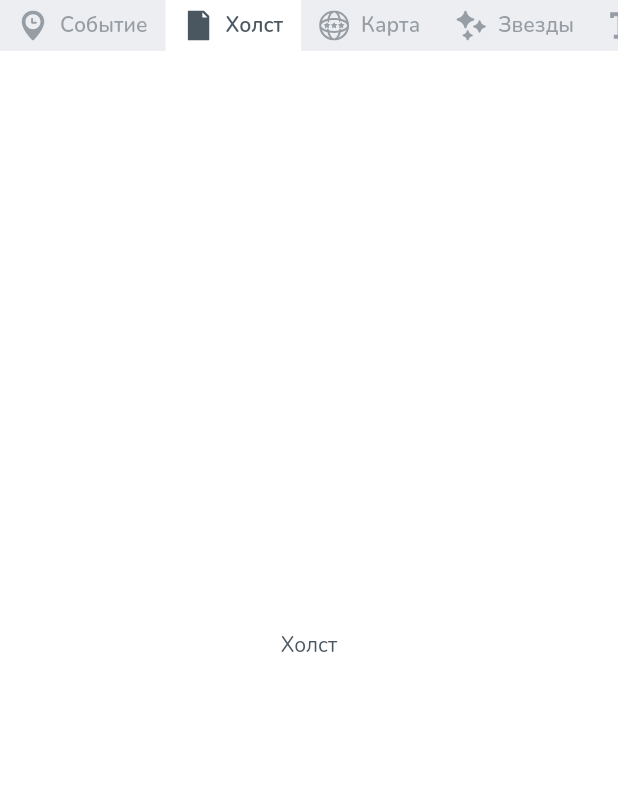
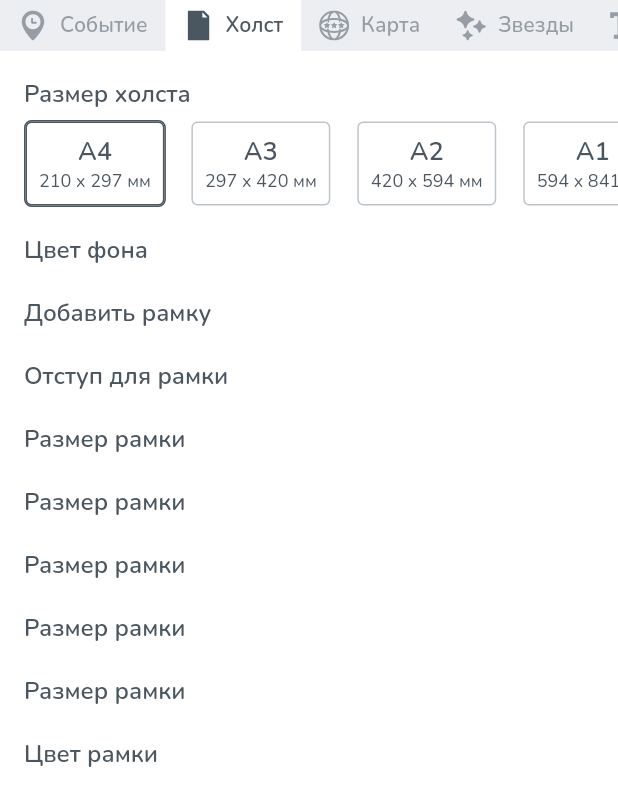
Before and after one commit to Demidovez/mappy_stars_flutter, a Flutter app: the ControllerTabs widget shown alone on an empty page, opened directly, tab 2 chosen, on a phone screen of 412 x 824 dp. Shown: the top 806 px of the screen. Run offline on Flutter 3.47's test engine with Material 2 defaults, Android fonts, the phone set to English and light mode, and no system bars; our stand-ins replace flutter_svg, jiffy.

Commit message:
done event controller

```diff
--- a/lib/fragments/controller_tabs.dart
+++ b/lib/fragments/controller_tabs.dart
@@ -1,6 +1,10 @@
 import 'package:flutter/material.dart';
 import 'package:flutter_svg/flutter_svg.dart';
 import 'package:mappy_stars/models/controller_tab.dart';
+
+import 'controllers/canvas_v1.dart';
+import 'controllers/event_v1.dart';
+import 'controllers/save_v1.dart';
 
 class ControllerTabs extends StatefulWidget {
   const ControllerTabs({Key? key}) : super(key: key);
@@ -20,14 +24,14 @@ class _ControllerTabsState extends State<ControllerTabs> with SingleTickerProvid
     super.initState();
 
     tabs.addAll([
-      ControllerTab("Событие", "event_tab.svg", const Text("Событие")),
-      ControllerTab("Холст", "canvas_tab.svg", const Text("Холст")),
-      ControllerTab("Карта", "map_tab.svg", const Text("Карта")),
-      ControllerTab("Звезды", "stars_tab.svg", const Text("Звезды")),
-      ControllerTab("Текст", "desc_tab.svg", const Text("Текст")),
-      ControllerTab("Разделитель", "separator_tab.svg", const Text("Разделитель")),
-      ControllerTab("Локация", "location_tab.svg", const Text("Локация")),
-      ControllerTab("Сохранение", "save_tab.svg", const Text("Сохранение"))
+      ControllerTab("Событие", "event_tab.svg", () => const EventV1Controller()),
+      ControllerTab("Холст", "canvas_tab.svg", () => const CanvasV1Controller()),
+      ControllerTab("Карта", "map_tab.svg", () => const EventV1Controller()),
+      ControllerTab("Звезды", "stars_tab.svg", () => const EventV1Controller()),
+      ControllerTab("Текст", "desc_tab.svg", () => const EventV1Controller()),
+      ControllerTab("Разделитель", "separator_tab.svg", () => const EventV1Controller()),
+      ControllerTab("Локация", "location_tab.svg", () => const EventV1Controller()),
+      ControllerTab("Сохранение", "save_tab.svg", () => const SaveV1Controller())
     ]);
 
     _tabController = TabController(vsync: this, length: tabs.length);
@@ -98,7 +102,7 @@ class _ControllerTabsState extends State<ControllerTabs> with SingleTickerProvid
                               ),
                               Text(
                                 tab.title,
-                                style: TextStyle(fontWeight: FontWeight.w600),
+                                style: const TextStyle(fontWeight: FontWeight.w600),
                               ),
                             ],
                           ),
@@ -112,8 +116,10 @@ class _ControllerTabsState extends State<ControllerTabs> with SingleTickerProvid
                     physics: const NeverScrollableScrollPhysics(),
                     controller: _tabController,
                     children: tabs
-                        .map((tab) => Center(
-                              child: tab.controller,
+                        .map((tab) => SingleChildScrollView(
+                              physics: const BouncingScrollPhysics(),
+                              padding: const EdgeInsets.only(bottom: 4.0),
+                              child: tab.controller(),
                             ))
                         .toList()),
               ),
--- /dev/null
+++ b/lib/fragments/controllers/canvas_v1.dart
@@ -0,0 +1,49 @@
+import 'package:flutter/material.dart';
+import 'package:mappy_stars/models/holst.dart';
+
+import '../holst_item.dart';
+import '../label.dart';
+import '../list_variants.dart';
+
+class CanvasV1Controller extends StatefulWidget {
+  const CanvasV1Controller({Key? key}) : super(key: key);
+
+  @override
+  _CanvasV1ControllerState createState() => _CanvasV1ControllerState();
+}
+
+class _CanvasV1ControllerState extends State<CanvasV1Controller> {
+  final List<Holst> holsts = [];
+
+  @override
+  void initState() {
+    super.initState();
+
+    holsts.addAll([
+      Holst("A4", "210 x 297 мм", 2480.0, 3508.0),
+      Holst("A3", "297 x 420 мм", 3508.0, 4961.0),
+      Holst("A2", "420 x 594 мм", 4961.0, 7016.0),
+      Holst("A1", "594 x 841 мм", 7016.0, 9933.0)
+    ]);
+  }
+
+  @override
+  Widget build(BuildContext context) {
+    return Column(
+      crossAxisAlignment: CrossAxisAlignment.start,
+      children: [
+        const Label("Размер холста"),
+        ListVariants<Holst>(data: holsts, item: (holst) => HolstItem(holst)),
+        const Label("Цвет фона"),
+        const Label("Добавить рамку"),
+        const Label("Отступ для рамки"),
+        const Label("Размер рамки"),
+        const Label("Размер рамки"),
+        const Label("Размер рамки"),
+        const Label("Размер рамки"),
+        const Label("Размер рамки"),
+        const Label("Цвет рамки")
+      ],
+    );
+  }
+}
--- /dev/null
+++ b/lib/fragments/controllers/event_v1.dart
@@ -0,0 +1,56 @@
+import 'package:flutter/material.dart';
+
+import '../label_input.dart';
+
+class EventV1Controller extends StatefulWidget {
+  const EventV1Controller({Key? key}) : super(key: key);
+
+  @override
+  _EventV1ControllerState createState() => _EventV1ControllerState();
+}
+
+class _EventV1ControllerState extends State<EventV1Controller> {
+  @override
+  Widget build(BuildContext context) {
+    return Column(
+      crossAxisAlignment: CrossAxisAlignment.start,
+      children: [
+        Row(
+          children: const [
+            Expanded(
+                flex: 3,
+                child: LabelInput(
+                  label: "Дата",
+                  value: "27 января 2022г",
+                  type: EType.left,
+                )),
+            Expanded(
+                flex: 2,
+                child: LabelInput(
+                  label: "Время",
+                  value: "22:42",
+                  type: EType.right,
+                )),
+          ],
+        ),
+        const LabelInput(label: "Место, где произошло событие", value: "Москва, Россия"),
+        Row(
+          children: const [
+            Expanded(
+                child: LabelInput(
+              label: "Широта",
+              value: "55.755825",
+              type: EType.left,
+            )),
+            Expanded(
+                child: LabelInput(
+              label: "Долгота",
+              value: "37.617298",
+              type: EType.right,
+            )),
+          ],
+        ),
+      ],
+    );
+  }
+}
--- /dev/null
+++ b/lib/fragments/controllers/save_v1.dart
@@ -0,0 +1,38 @@
+import 'package:flutter/material.dart';
+import 'package:mappy_stars/models/holst.dart';
+import 'package:mappy_stars/models/template_file_type.dart';
+
+import '../holst_item.dart';
+import '../label.dart';
+import '../list_variants.dart';
+import '../template_file_item.dart';
+
+class SaveV1Controller extends StatefulWidget {
+  const SaveV1Controller({Key? key}) : super(key: key);
+
+  @override
+  _SaveV1ControllerState createState() => _SaveV1ControllerState();
+}
+
+class _SaveV1ControllerState extends State<SaveV1Controller> {
+  final List<TemplateFileType> fileTypes = [];
+
+  @override
+  void initState() {
+    super.initState();
+
+    fileTypes.addAll([TemplateFileType("JPG"), TemplateFileType("PDF")]);
+  }
+
+  @override
+  Widget build(BuildContext context) {
+    return Column(
+      crossAxisAlignment: CrossAxisAlignment.start,
+      children: [
+        const Label("Формат файла"),
+        ListVariants<TemplateFileType>(
+            height: 60.0, data: fileTypes, item: (TemplateFileType type) => TemplateFileItem(type))
+      ],
+    );
+  }
+}
--- /dev/null
+++ b/lib/fragments/holst_item.dart
@@ -0,0 +1,24 @@
+import 'package:flutter/material.dart';
+import 'package:mappy_stars/models/holst.dart';
+
+class HolstItem extends StatelessWidget {
+  final Holst holst;
+  const HolstItem(this.holst, {Key? key}) : super(key: key);
+
+  @override
+  Widget build(BuildContext context) {
+    return Column(
+      mainAxisAlignment: MainAxisAlignment.center,
+      children: [
+        Text(
+          holst.title,
+          style: const TextStyle(fontWeight: FontWeight.w600, fontSize: 17),
+        ),
+        Text(
+          holst.subtitle,
+          style: const TextStyle(fontSize: 12),
+        )
+      ],
+    );
+  }
+}
--- /dev/null
+++ b/lib/fragments/label.dart
@@ -0,0 +1,17 @@
+import 'package:flutter/material.dart';
+
+class Label extends StatelessWidget {
+  final String label;
+  const Label(this.label, {Key? key}) : super(key: key);
+
+  @override
+  Widget build(BuildContext context) {
+    return Container(
+      padding: const EdgeInsets.only(left: 16.0, right: 16.0, top: 16.0, bottom: 4.0),
+      child: Text(
+        label,
+        style: const TextStyle(fontSize: 16, fontWeight: FontWeight.w600),
+      ),
+    );
+  }
+}
--- /dev/null
+++ b/lib/fragments/label_input.dart
@@ -0,0 +1,40 @@
+import 'package:flutter/material.dart';
+
+enum EType { full, left, right }
+
+class LabelInput extends StatelessWidget {
+  final String label;
+  final String value;
+  final EType type;
+  const LabelInput({Key? key, required this.label, required this.value, this.type = EType.full}) : super(key: key);
+
+  @override
+  Widget build(BuildContext context) {
+    return Container(
+      padding: EdgeInsets.only(
+          left: type == EType.right ? 12.0 : 16.0, right: type == EType.left ? 12.0 : 16.0, top: 16.0, bottom: 0.0),
+      child: Column(
+        crossAxisAlignment: CrossAxisAlignment.stretch,
+        children: [
+          Text(
+            label,
+            style: const TextStyle(fontSize: 16, fontWeight: FontWeight.w600),
+          ),
+          const SizedBox(
+            height: 4.0,
+          ),
+          Container(
+              decoration: BoxDecoration(
+                borderRadius: BorderRadius.circular(5.0),
+                color: const Color(0xFFEDEEF1),
+              ),
+              padding: const EdgeInsets.symmetric(vertical: 6.0, horizontal: 8.0),
+              child: Text(
+                value,
+                style: const TextStyle(fontSize: 15),
+              )),
+        ],
+      ),
+    );
+  }
+}
--- /dev/null
+++ b/lib/fragments/list_variants.dart
@@ -0,0 +1,60 @@
+import 'package:flutter/material.dart';
+
+typedef ItemWidget<T> = Widget Function(T);
+
+class ListVariants<T> extends StatefulWidget {
+  final double height;
+  final List<T> data;
+  final ItemWidget<T> item;
+
+  const ListVariants({Key? key, this.height = 60, required this.data, required this.item}) : super(key: key);
+
+  @override
+  State<ListVariants<T>> createState() => _ListVariantsState<T>();
+}
+
+class _ListVariantsState<T> extends State<ListVariants<T>> {
+  int _activeIndex = 0;
+
+  @override
+  Widget build(BuildContext context) {
+    return SizedBox(
+      height: widget.height + 2,
+      child: ListView.builder(
+          physics: const BouncingScrollPhysics(),
+          padding: const EdgeInsets.only(left: 16.0, top: 2, bottom: 2),
+          scrollDirection: Axis.horizontal,
+          itemCount: widget.data.length,
+          itemBuilder: (BuildContext context, int index) {
+            return Container(
+              padding: const EdgeInsets.only(right: 16.0),
+              child: GestureDetector(
+                onTap: () => setState(() {
+                  _activeIndex = index;
+                }),
+                child: AnimatedContainer(
+                  duration: const Duration(milliseconds: 200),
+                  curve: Curves.fastOutSlowIn,
+                  decoration: BoxDecoration(
+                      borderRadius: BorderRadius.circular(5.0),
+                      border: Border.all(
+                          color: _activeIndex == index ? const Color(0xFF4a5660) : Colors.transparent, width: 1.0)),
+                  child: AnimatedContainer(
+                    duration: const Duration(milliseconds: 200),
+                    curve: Curves.fastOutSlowIn,
+                    decoration: BoxDecoration(
+                        borderRadius: BorderRadius.circular(4.0),
+                        border: Border.all(
+                            color: _activeIndex == index ? const Color(0xFF4a5660) : const Color(0xFFBEC5CA),
+                            width: 1.0)),
+                    padding: const EdgeInsets.symmetric(vertical: 4.0, horizontal: 8.0),
+                    constraints: BoxConstraints(minWidth: widget.height),
+                    child: widget.item(widget.data[index]),
+                  ),
+                ),
+              ),
+            );
+          }),
+    );
+  }
+}
--- /dev/null
+++ b/lib/fragments/template_file_item.dart
@@ -0,0 +1,20 @@
+import 'package:flutter/material.dart';
+import 'package:mappy_stars/models/template_file_type.dart';
+
+class TemplateFileItem extends StatelessWidget {
+  final TemplateFileType fileType;
+  const TemplateFileItem(this.fileType, {Key? key}) : super(key: key);
+
+  @override
+  Widget build(BuildContext context) {
+    return Column(
+      mainAxisAlignment: MainAxisAlignment.center,
+      children: [
+        Text(
+          fileType.title,
+          style: const TextStyle(fontWeight: FontWeight.w600, fontSize: 17),
+        )
+      ],
+    );
+  }
+}
--- a/lib/models/controller_tab.dart
+++ b/lib/models/controller_tab.dart
@@ -1,9 +1,11 @@
 import 'package:flutter/material.dart';
+
+typedef Controller = Widget Function();
 
 class ControllerTab {
   final String title;
   final String iconName;
-  final Widget controller;
+  final Controller controller;
 
   ControllerTab(this.title, this.iconName, this.controller);
 }
--- /dev/null
+++ b/lib/models/holst.dart
@@ -0,0 +1,8 @@
+class Holst {
+  final String title;
+  final String subtitle;
+  final double width;
+  final double height;
+
+  Holst(this.title, this.subtitle, this.width, this.height);
+}
--- /dev/null
+++ b/lib/models/template_file_type.dart
@@ -0,0 +1,5 @@
+class TemplateFileType {
+  final String title;
+
+  TemplateFileType(this.title);
+}
```
